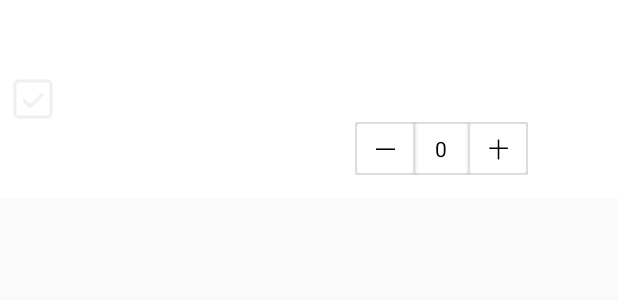
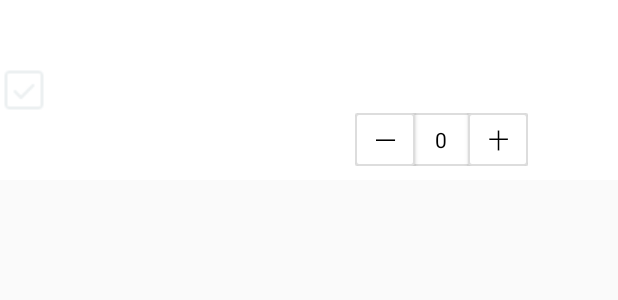
Before and after one commit to MidTse/MyShop, an Android app: the layout template_cart.xml on its own in the app's theme, with its tools: preview values and no code run, on a phone screen of 412 x 824 dp. Shown: the top 300 px of the screen. Run offline under Robolectric (Android 15) with nearby library versions, the phone set to English and light mode, and no system bars; plain views replace SimpleDraweeView.

Commit message:
修复购物车重复加载商品

```diff
--- a/app/src/main/java/com/example/myshop/adapter/CartAdapter.java
+++ b/app/src/main/java/com/example/myshop/adapter/CartAdapter.java
@@ -3,6 +3,7 @@ package com.example.myshop.adapter;
 import android.content.Context;
 import android.net.Uri;
 import android.text.Html;
+import android.util.Log;
 import android.view.View;
 import android.widget.CheckBox;
 import android.widget.TextView;
@@ -32,7 +33,8 @@ public class CartAdapter extends MySimpleAdapter<ShoppingCart> implements MyBase
         this.mCheckBox = checkBox;
         this.mTextTotal = textView;
 
-        mProvider = new CartProvider(mContext);
+        mProvider = CartProvider.getInstance(mContext);
+        Log.i("provider", "" + mProvider);
         setOnItemClickListener(this);
         mCheckBox.setOnClickListener(this);
 
@@ -170,4 +172,5 @@ public class CartAdapter extends MySimpleAdapter<ShoppingCart> implements MyBase
         setCheckAll(this.mCheckBox.isChecked());
         showPrice();
     }
+
 }
--- a/app/src/main/java/com/example/myshop/adapter/HotWareAdapter.java
+++ b/app/src/main/java/com/example/myshop/adapter/HotWareAdapter.java
@@ -2,6 +2,7 @@ package com.example.myshop.adapter;
 
 import android.content.Context;
 import android.net.Uri;
+import android.util.Log;
 import android.view.View;
 
 import com.example.myshop.R;
@@ -22,7 +23,8 @@ public class HotWareAdapter extends MySimpleAdapter<Wares>{
 
     public HotWareAdapter(Context mContext, List<Wares> datas) {
         super(mContext, datas, R.layout.template_hot_wares);
-        mProvider = new CartProvider(mContext);
+        mProvider = CartProvider.getInstance(mContext);
+        Log.i("provider", "" + mProvider);
     }
 
     @Override
--- a/app/src/main/res/drawable/selector_number_add_sub.xml
+++ b/app/src/main/res/drawable/selector_number_add_sub.xml
@@ -1,9 +1,9 @@
 <?xml version="1.0" encoding="utf-8"?>
 <shape xmlns:android="http://schemas.android.com/apk/res/android"
-    android:shape="rectangle"
-    >
+    android:shape="rectangle">
+
     <corners android:radius="2dp"/>
     <stroke android:width="1dp"
-        android:color="#ddd"/>
-    <solid android:color="#FFFFFF" />
+        android:color="@color/grey_btn_color_disable"/>
+    <stroke android:width="1.0dp" android:color="#ddd" />
 </shape>
--- a/app/src/main/res/layout/num_add_sub_content.xml
+++ b/app/src/main/res/layout/num_add_sub_content.xml
@@ -19,6 +19,7 @@
         android:layout_width="35dp"
         android:layout_height="35dp"
         android:textColor="@color/black"
+        android:text="6"
         android:gravity="center"/>
 
     <Button
--- a/app/src/main/res/layout/template_cart.xml
+++ b/app/src/main/res/layout/template_cart.xml
@@ -5,7 +5,6 @@
     android:layout_width="match_parent"
     android:layout_height="wrap_content"
     android:background="@drawable/selector_list_item"
-    android:padding="6sp"
     android:gravity="center_vertical">
 
     <CheckBox
```
Also changed, not shown: app/src/main/java/com/example/myshop/fragment/CartFragment.java (+6 -4 lines), app/src/main/java/com/example/myshop/utils/CartProvider.java (+14 -2 lines).
